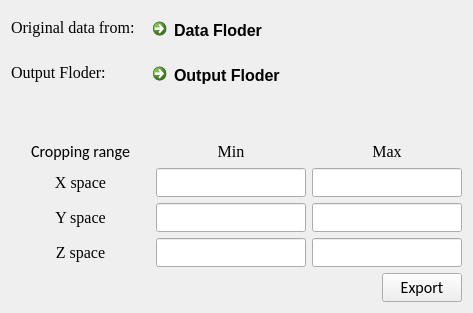
Qt form UI_init/CropModels.ui (ycli0536/GeoModeling) before a commit.
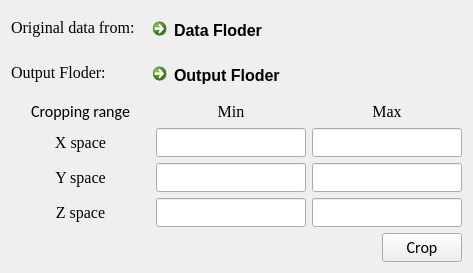
The same form after that commit.

Commit message: feat(GUI-view): add model-cropping dialog in view window

The edit to the form file:
```diff
--- a/UI_init/CropModels.ui
+++ b/UI_init/CropModels.ui
@@ -7,7 +7,7 @@
     <x>0</x>
     <y>0</y>
     <width>473</width>
-    <height>313</height>
+    <height>269</height>
    </rect>
   </property>
   <property name="font">
@@ -266,7 +266,7 @@
      <item>
       <widget class="QPushButton" name="pushButton_export">
        <property name="text">
-        <string>Export</string>
+        <string>Crop</string>
        </property>
       </widget>
      </item>
```
Left out of the diff: 4 changed lines with no effect on the pictures. The commit also changes 5 other files.
